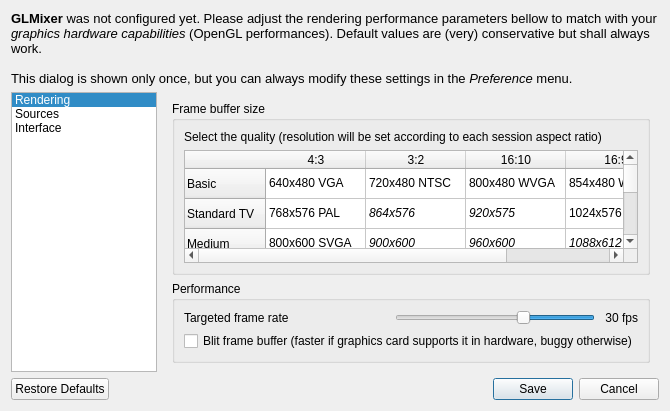
The window that src/UserPreferencesDialog.ui (markus-wa/glmixer-mirror) describes before a commit, drawn with Qt 5.
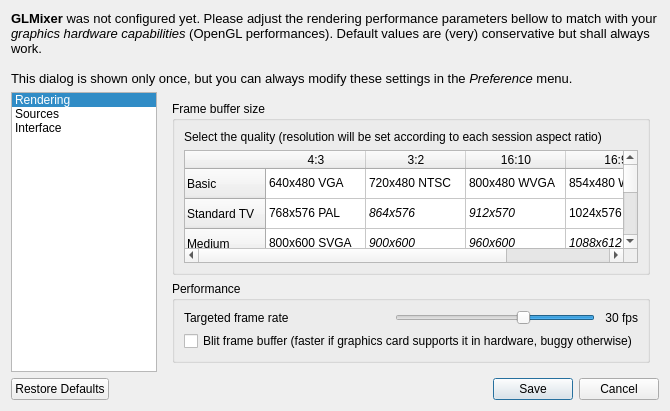
The same window after the commit. Icons and pictures are not drawn. Custom widgets are drawn as their Qt base class.

Patch:
```diff
--- a/src/UserPreferencesDialog.ui
+++ b/src/UserPreferencesDialog.ui
@@ -231,7 +231,7 @@
             </item>
             <item row="1" column="2">
              <property name="text">
-              <string>920x575</string>
+              <string>912x570</string>
              </property>
              <property name="font">
               <font>
```
